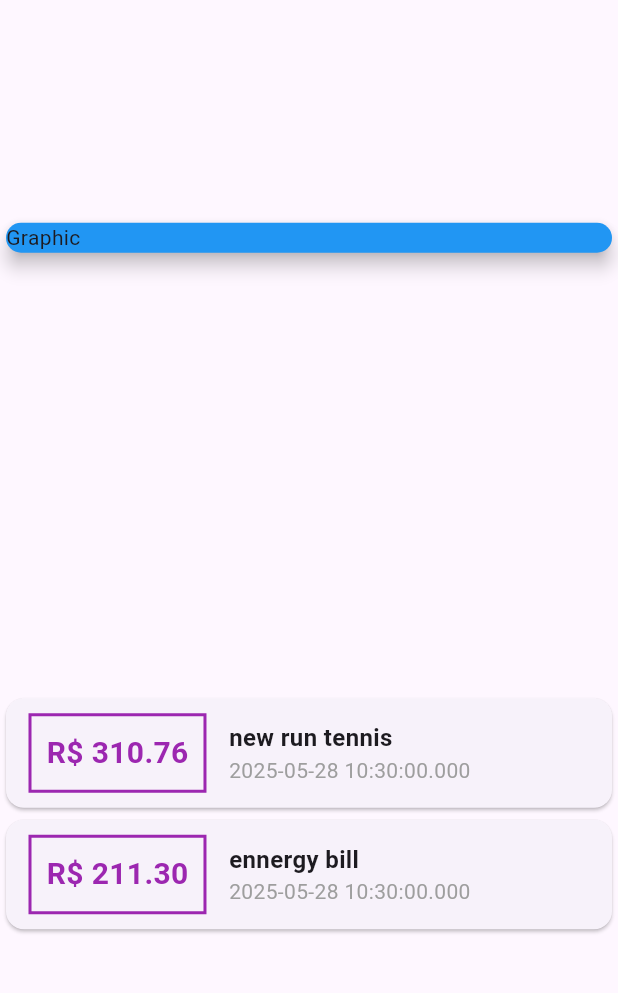
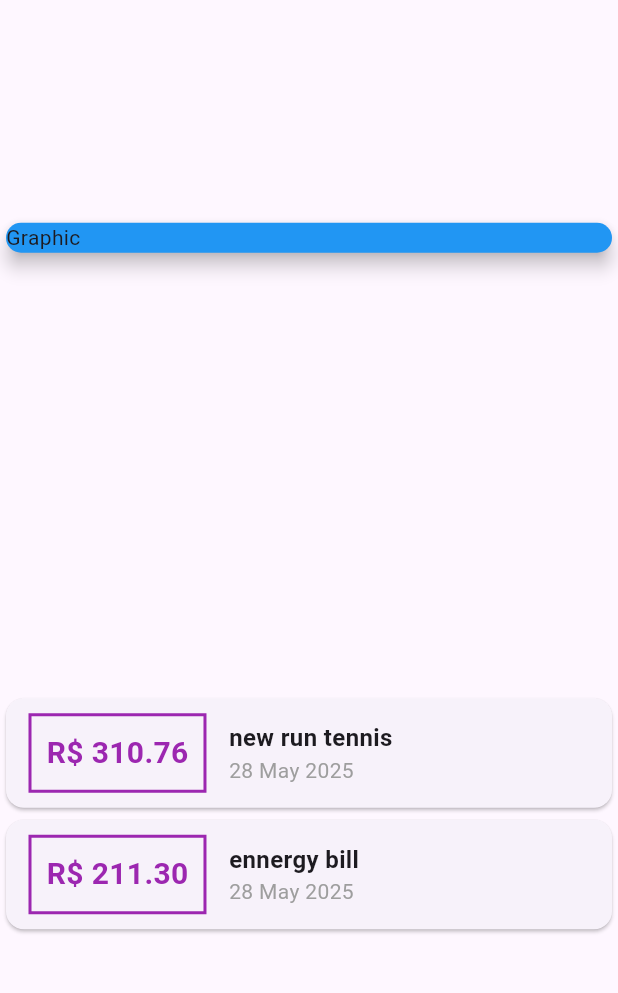
Before and after one commit to joaovtrsantos/personal-expenses-flutter, a Flutter app: the screen it shows after launch, on a phone screen of 412 x 824 dp, the part 84-1077 px from its top. Run offline on Flutter 3.47's test engine with Material 3 defaults, Android fonts, the phone set to English and light mode, and no system bars.

Commit message:
feat: add intl lib and format date.

```diff
--- a/lib/main.dart
+++ b/lib/main.dart
@@ -1,5 +1,6 @@
 import 'package:expenses/models/transaction.dart';
 import 'package:flutter/material.dart';
+import 'package:intl/intl.dart';
 
 main() => runApp(ExpensesApp());
 
@@ -79,7 +80,7 @@ class MyHomePage extends StatelessWidget {
                       crossAxisAlignment: CrossAxisAlignment.start,
                       children: [
                         Text(tr.title, style: TextStyle(fontSize: 16, fontWeight: FontWeight.bold),),
-                        Text(tr.date.toString(), style: TextStyle(color: Colors.grey),)
+                        Text(DateFormat('d MMM y').format(tr.date), style: TextStyle(color: Colors.grey),)
                       ],
                     )
                   ],
--- a/pubspec.yaml
+++ b/pubspec.yaml
@@ -30,6 +30,7 @@ environment:
 dependencies:
   flutter:
     sdk: flutter
+  intl: ^0.20.2
 
   # The following adds the Cupertino Icons font to your application.
   # Use with the CupertinoIcons class for iOS style icons.
```
Also changed, not shown: pubspec.lock.
